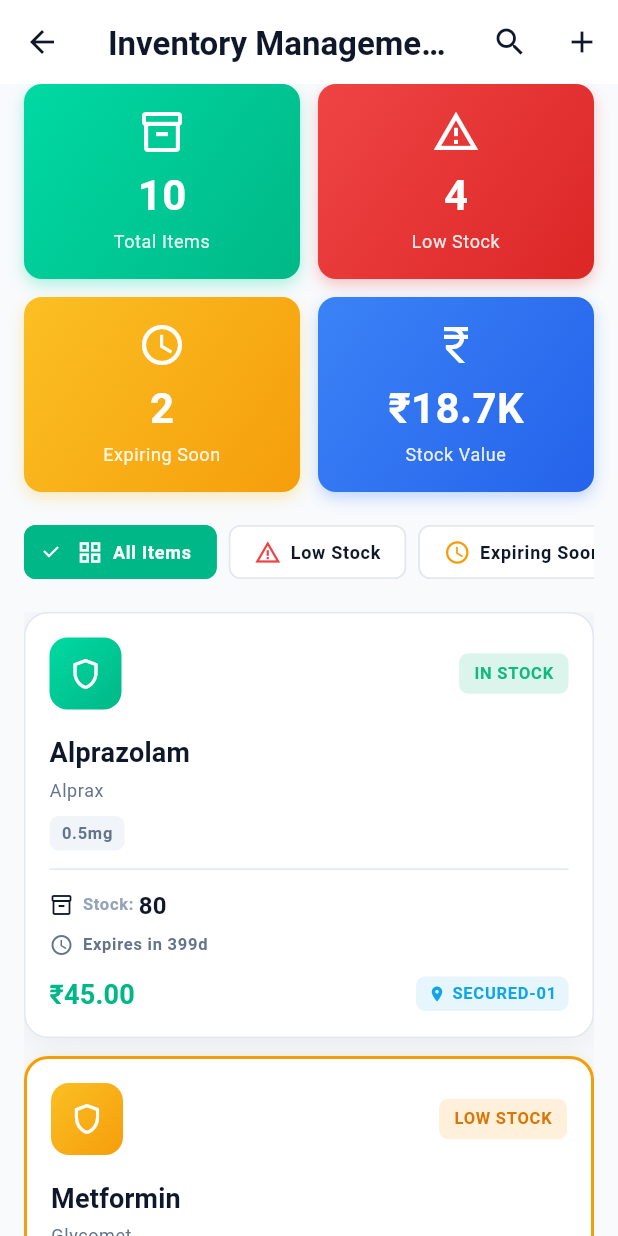
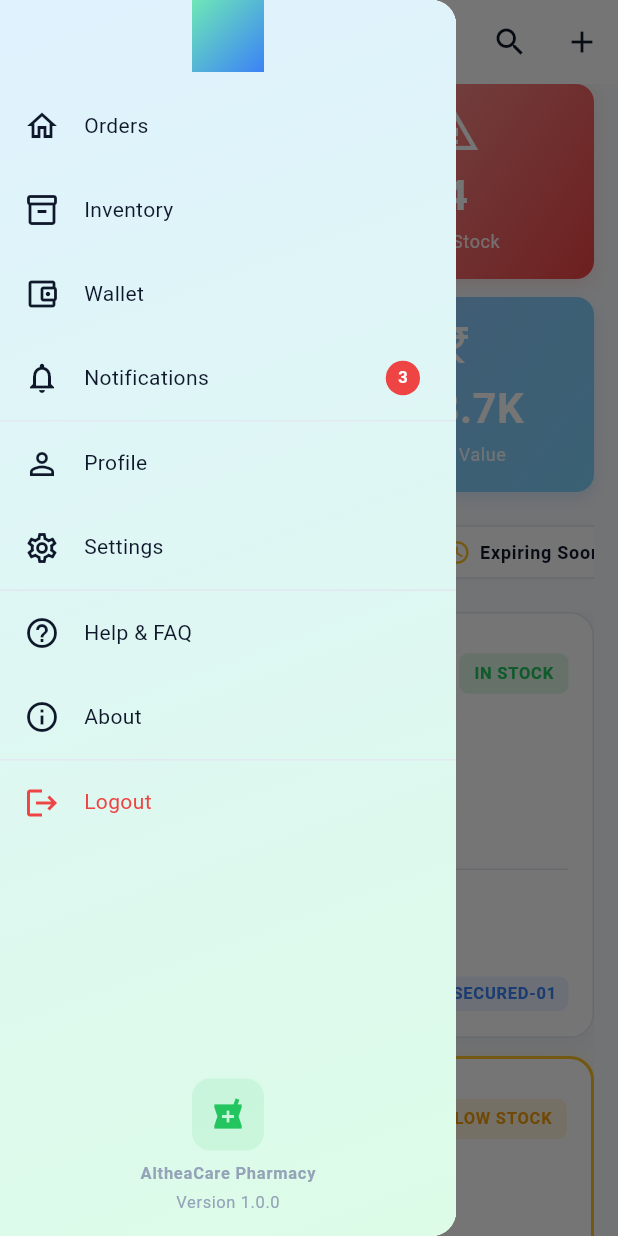
Before and after one commit to Dev-Ayan-Dasgupta/flutter_althea_pharmacy, a Flutter app: the InventoryScreen screen opened by its route, with the side drawer open (before the commit the screen has no drawer), on a phone screen of 412 x 824 dp. Run offline on Flutter 3.47's test engine with Material 3 defaults, Android fonts, the phone set to English and light mode, and no system bars; our stand-ins replace dartz, flutter_riverpod, freezed_annotation, go_router, google_fonts, hive_flutter and 1 more; accounts and stored records are empty; generated files the repository leaves out were written again; Roboto replaces fonts that are missing (Baloo Bhaijaan 2).

Commit message:
updated grids to wrap

```diff
--- a/lib/core/theme/app_colors.dart
+++ b/lib/core/theme/app_colors.dart
@@ -3,36 +3,64 @@ import 'package:flutter/material.dart';
 class AppColors {
   AppColors._();
 
-  // ============ PRIMARY (Green - Healthcare Trust) ============
-  static const Color primaryLight = Color(0xFF00D9A3);
-  static const Color primaryDark = Color(0xFF00B887);
-  static const Color primaryGlow = Color(0xFF10B981);
+  // ============ PRIMARY (Softer Green) ============
+  static const Color primaryLight = Color(0xFF4ADE80); // Softer green
+  static const Color primaryDark = Color(0xFF22C55E);
+  static const Color primaryGlow = Color(0xFF86EFAC);
 
   static const LinearGradient primaryGradient = LinearGradient(
-    colors: [primaryLight, primaryDark],
+    colors: [Color(0xFF6EE7B7), Color(0xFF3B82F6)], // Mint to soft blue
     begin: Alignment.topLeft,
     end: Alignment.bottomRight,
   );
 
-  // ============ ACCENT (Blue - Professional Tech) ============
-  static const Color accentLight = Color(0xFF3B82F6);
-  static const Color accentDark = Color(0xFF2563EB);
-
-  static const LinearGradient accentGradient = LinearGradient(
-    colors: [accentLight, accentDark],
+  // Subtle variant for cards
+  static const LinearGradient primaryGradientSubtle = LinearGradient(
+    colors: [
+      Color(0xFFE0F2FE),
+      Color(0xFFDCFCE7),
+    ], // Very light blue to light green
     begin: Alignment.topLeft,
     end: Alignment.bottomRight,
   );
 
-  // ============ STATUS COLORS ============
-  static const Color success = Color(0xFF10B981);
-  static const Color successLight = Color(0xFFD1FAE5);
+  static const LinearGradient primaryGradientSubtleDark = LinearGradient(
+    colors: [Color(0xFF1E3A5F), Color(0xFF1E4D3F)], // Dark blue to dark green
+    begin: Alignment.topLeft,
+    end: Alignment.bottomRight,
+  );
 
-  static const Color warning = Color(0xFFF59E0B);
-  static const Color warningDark = Color(0xFFD97706);
+  // ============ ACCENT (Softer Blue) ============
+  static const Color accentLight = Color(0xFF60A5FA); // Softer blue
+  static const Color accentDark = Color(0xFF3B82F6);
+
+  static const LinearGradient accentGradient = LinearGradient(
+    colors: [Color(0xFF93C5FD), Color(0xFF7DD3FC)], // Light blue to sky
+    begin: Alignment.topLeft,
+    end: Alignment.bottomRight,
+  );
+
+  static const LinearGradient accentGradientSubtle = LinearGradient(
+    colors: [Color(0xFFDCEEFF), Color(0xFFE0F2FE)], // Very light blue shades
+    begin: Alignment.topLeft,
+    end: Alignment.bottomRight,
+  );
+
+  // ============ STATUS COLORS (Softer) ============
+  static const Color success = Color(0xFF22C55E);
+  static const Color successLight = Color(0xFFBBF7D0);
+
+  static const LinearGradient successGradient = LinearGradient(
+    colors: [Color(0xFF86EFAC), Color(0xFF6EE7B7)],
+    begin: Alignment.topLeft,
+    end: Alignment.bottomRight,
+  );
+
+  static const Color warning = Color(0xFFFBBF24);
+  static const Color warningDark = Color(0xFFF59E0B);
 
   static const LinearGradient warningGradient = LinearGradient(
-    colors: [Color(0xFFFBBF24), Color(0xFFF59E0B)],
+    colors: [Color(0xFFFDE68A), Color(0xFFFBBF24)],
     begin: Alignment.topLeft,
     end: Alignment.bottomRight,
   );
@@ -41,20 +69,20 @@ class AppColors {
   static const Color errorDark = Color(0xFFDC2626);
 
   static const LinearGradient errorGradient = LinearGradient(
-    colors: [error, errorDark],
+    colors: [Color(0xFFFCA5A5), Color(0xFFEF4444)],
     begin: Alignment.topLeft,
     end: Alignment.bottomRight,
   );
 
-  static const Color info = Color(0xFF0EA5E9);
+  static const Color info = Color(0xFF3B82F6);
   static const Color infoLight = Color(0xFFDBEAFE);
 
-  // Amber (Critical Orders)
+  // Amber (Critical Orders) - Softer
   static const Color amber = Color(0xFFFBBF24);
   static const Color amberDark = Color(0xFFF59E0B);
 
   static const LinearGradient amberGradient = LinearGradient(
-    colors: [amber, amberDark],
+    colors: [Color(0xFFFDE68A), Color(0xFFFBBF24)],
     begin: Alignment.topLeft,
     end: Alignment.bottomRight,
   );
@@ -86,19 +114,32 @@ class AppColors {
   // ============ SHADOWS ============
   static List<BoxShadow> softShadowLight = [
     BoxShadow(
-      color: const Color(0xFF0F172A).withValues(alpha: 0.08),
-      blurRadius: 24,
+      color: const Color(0xFF0F172A).withValues(alpha: 0.06),
+      blurRadius: 20,
       offset: const Offset(0, 4),
     ),
   ];
 
   static List<BoxShadow> softShadowDark = [
     BoxShadow(
-      color: Colors.black.withValues(alpha: 0.3),
-      blurRadius: 24,
+      color: Colors.black.withValues(alpha: 0.2),
+      blurRadius: 20,
       offset: const Offset(0, 4),
     ),
   ];
+
+  // ============ CARD GRADIENTS (Very Subtle) ============
+  static LinearGradient cardGradientLight = const LinearGradient(
+    colors: [Color(0xFFFFFFFF), Color(0xFFF8FAFC)],
+    begin: Alignment.topLeft,
+    end: Alignment.bottomRight,
+  );
+
+  static LinearGradient cardGradientDark = const LinearGradient(
+    colors: [Color(0xFF1E293B), Color(0xFF0F172A)],
+    begin: Alignment.topLeft,
+    end: Alignment.bottomRight,
+  );
 
   // ============ GRADIENT OVERLAYS ============
   static const LinearGradient shimmerGradient = LinearGradient(
--- a/lib/features/inventory/presentation/screens/inventory_screen.dart
+++ b/lib/features/inventory/presentation/screens/inventory_screen.dart
@@ -3,6 +3,7 @@ import 'package:flutter_riverpod/flutter_riverpod.dart';
 import '../../../../core/theme/app_colors.dart';
 import '../../../../core/theme/app_typography.dart';
 import '../../../../core/utils/responsive.dart';
+import '../../../orders/presentation/widgets/export.dart';
 import '../providers/inventory_provider.dart';
 import '../providers/inventory_state.dart';
 import '../widgets/export.dart';
@@ -27,6 +28,7 @@ class _InventoryScreenState extends ConsumerState<InventoryScreen> {
 
     return Scaffold(
       backgroundColor: Theme.of(context).scaffoldBackgroundColor,
+      drawer: Responsive.isMobile(context) ? const AppDrawer() : null,
       appBar: AppBar(
         title: Text(
           'Inventory Management',
@@ -191,18 +193,17 @@ class _InventoryScreenState extends ConsumerState<InventoryScreen> {
   }
 
   Widget _buildGridLayout(List items, int crossAxisCount) {
-    return GridView.builder(
-      padding: const EdgeInsets.only(bottom: 16),
-      gridDelegate: SliverGridDelegateWithFixedCrossAxisCount(
-        crossAxisCount: crossAxisCount,
-        childAspectRatio: 0.85,
-        crossAxisSpacing: 16,
-        mainAxisSpacing: 16,
-      ),
-      itemCount: items.length,
-      itemBuilder: (context, index) {
-        return InventoryItemCard(item: items[index]);
-      },
+    return Wrap(
+      spacing: 16,
+      runSpacing: 16,
+      children: items.map((item) {
+        return SizedBox(
+          width:
+              (MediaQuery.of(context).size.width - (crossAxisCount + 1) * 16) /
+              crossAxisCount,
+          child: InventoryItemCard(item: item),
+        );
+      }).toList(),
     );
   }
 
--- /dev/null
+++ b/lib/features/orders/presentation/widgets/app_drawer.dart
@@ -0,0 +1,298 @@
+import 'package:flutter/material.dart';
+import 'package:flutter_riverpod/flutter_riverpod.dart';
+import 'package:go_router/go_router.dart';
+import '../../../../core/theme/app_colors.dart';
+import '../../../../core/theme/app_typography.dart';
+import '../../../auth/presentation/providers/auth_provider.dart';
+import '../../../auth/presentation/providers/auth_state.dart';
+
+class AppDrawer extends ConsumerWidget {
+  const AppDrawer({super.key});
+
+  @override
+  Widget build(BuildContext context, WidgetRef ref) {
+    final authState = ref.watch(authProvider);
+    final isDark = Theme.of(context).brightness == Brightness.dark;
+
+    return Drawer(
+      child: Container(
+        decoration: BoxDecoration(
+          gradient: isDark
+              ? AppColors.primaryGradientSubtleDark
+              : AppColors.primaryGradientSubtle,
+        ),
+        child: SafeArea(
+          child: Column(
+            children: [
+              // Header
+              Container(
+                padding: const EdgeInsets.all(24),
+                decoration: BoxDecoration(gradient: AppColors.primaryGradient),
+                child: authState.maybeWhen(
+                  authenticated: (user) => Column(
+                    children: [
+                      CircleAvatar(
+                        radius: 40,
+                        backgroundColor: Colors.white.withValues(alpha: 0.3),
+                        child: const Icon(
+                          Icons.person,
+                          size: 40,
+                          color: Colors.white,
+                        ),
+                      ),
+                      const SizedBox(height: 16),
+                      Text(
+                        user.name,
+                        style: AppTypography.titleLarge(Colors.white),
+                        textAlign: TextAlign.center,
+                      ),
+                      const SizedBox(height: 4),
+                      Text(
+                        user.pharmacyName,
+                        style: AppTypography.bodyMedium(
+                          Colors.white.withValues(alpha: 0.9),
+                        ),
+                        textAlign: TextAlign.center,
+                      ),
+                    ],
+                  ),
+                  orElse: () => const SizedBox.shrink(),
+                ),
+              ),
+
+              // Menu Items
+              Expanded(
+                child: ListView(
+                  padding: const EdgeInsets.symmetric(vertical: 8),
+                  children: [
+                    _buildDrawerItem(
+                      context,
+                      icon: Icons.home_outlined,
+                      title: 'Orders',
+                      onTap: () {
+                        context.go('/home');
+                        Navigator.pop(context);
+                      },
+                      isDark: isDark,
+                    ),
+                    _buildDrawerItem(
+                      context,
+                      icon: Icons.inventory_2_outlined,
+                      title: 'Inventory',
+                      onTap: () {
+                        context.go('/home/inventory');
+                        Navigator.pop(context);
+                      },
+                      isDark: isDark,
+                    ),
+                    _buildDrawerItem(
+                      context,
+                      icon: Icons.account_balance_wallet_outlined,
+                      title: 'Wallet',
+                      onTap: () {
+                        context.go('/home/wallet');
+                        Navigator.pop(context);
+                      },
+                      isDark: isDark,
+                    ),
+                    _buildDrawerItem(
+                      context,
+                      icon: Icons.notifications_outlined,
+                      title: 'Notifications',
+                      badge: '3',
+                      onTap: () {
+                        context.go('/home/notifications');
+                        Navigator.pop(context);
+                      },
+                      isDark: isDark,
+                    ),
+
+                    const Divider(),
+
+                    _buildDrawerItem(
+                      context,
+                      icon: Icons.person_outline,
+                      title: 'Profile',
+                      onTap: () {
+                        context.go('/home/profile');
+                        Navigator.pop(context);
+                      },
+                      isDark: isDark,
+                    ),
+                    _buildDrawerItem(
+                      context,
+                      icon: Icons.settings_outlined,
+                      title: 'Settings',
+                      onTap: () {
+                        context.go('/home/settings');
+                        Navigator.pop(context);
+                      },
+                      isDark: isDark,
+                    ),
+
+                    const Divider(),
+
+                    _buildDrawerItem(
+                      context,
+                      icon: Icons.help_outline,
+                      title: 'Help & FAQ',
+                      onTap: () {
+                        context.go('/home/faq');
+                        Navigator.pop(context);
+                      },
+                      isDark: isDark,
+                    ),
+                    _buildDrawerItem(
+                      context,
+                      icon: Icons.info_outline,
+                      title: 'About',
+                      onTap: () {
+                        context.go('/home/about');
+                        Navigator.pop(context);
+                      },
+                      isDark: isDark,
+                    ),
+
+                    const Divider(),
+
+                    _buildDrawerItem(
+                      context,
+                      icon: Icons.logout,
+                      title: 'Logout',
+                      onTap: () => _showLogoutDialog(context, ref),
+                      isDark: isDark,
+                      isDestructive: true,
+                    ),
+                  ],
+                ),
+              ),
+
+              // App Version
+              Padding(
+                padding: const EdgeInsets.all(16),
+                child: Column(
+                  children: [
+                    Container(
+                      width: 48,
+                      height: 48,
+                      decoration: BoxDecoration(
+                        color: isDark
+                            ? Colors.white.withValues(alpha: 0.1)
+                            : AppColors.primaryDark.withValues(alpha: 0.1),
+                        borderRadius: BorderRadius.circular(12),
+                      ),
+                      child: Icon(
+                        Icons.local_pharmacy,
+                        color: isDark ? Colors.white70 : AppColors.primaryDark,
+                      ),
+                    ),
+                    const SizedBox(height: 8),
+                    Text(
+                      'AltheaCare Pharmacy',
+                      style: AppTypography.labelSmall(
+                        isDark
+                            ? AppColors.textTertiaryDark
+                            : AppColors.textTertiaryLight,
+                      ),
+                    ),
+                    const SizedBox(height: 4),
+                    Text(
+                      'Version 1.0.0',
+                      style: AppTypography.caption(
+                        isDark
+                            ? AppColors.textTertiaryDark
+                            : AppColors.textTertiaryLight,
+                      ),
+                    ),
+                  ],
+                ),
+              ),
+            ],
+          ),
+        ),
+      ),
+    );
+  }
+
+  Widget _buildDrawerItem(
+    BuildContext context, {
+    required IconData icon,
+    required String title,
+    required VoidCallback onTap,
+    required bool isDark,
+    String? badge,
+    bool isDestructive = false,
+  }) {
+    return ListTile(
+      leading: Icon(
+        icon,
+        color: isDestructive
+            ? AppColors.error
+            : (isDark ? AppColors.textPrimaryDark : AppColors.textPrimaryLight),
+      ),
+      title: Text(
+        title,
+        style: AppTypography.bodyMedium(
+          isDestructive
+              ? AppColors.error
+              : (isDark
+                    ? AppColors.textPrimaryDark
+                    : AppColors.textPrimaryLight),
+        ),
+      ),
+      trailing: badge != null
+          ? Container(
+              padding: const EdgeInsets.symmetric(horizontal: 8, vertical: 4),
+              decoration: BoxDecoration(
+                color: AppColors.error,
+                borderRadius: BorderRadius.circular(12),
+              ),
+              child: Text(badge, style: AppTypography.labelSmall(Colors.white)),
+            )
+          : null,
+      onTap: onTap,
+    );
+  }
+
+  void _showLogoutDialog(BuildContext context, WidgetRef ref) {
+    showDialog(
+      context: context,
+      builder: (context) => AlertDialog(
+        title: Row(
+          children: [
+            Icon(Icons.logout, color: AppColors.error),
+            const SizedBox(width: 12),
+            Text(
+              'Logout',
+              style: AppTypography.titleLarge(
+                Theme.of(context).textTheme.titleLarge!.color!,
+              ),
+            ),
+          ],
+        ),
+        content: Text(
+          'Are you sure you want to logout?',
+          style: AppTypography.bodyMedium(
+            Theme.of(context).textTheme.bodyMedium!.color!,
+          ),
+        ),
+        actions: [
+          TextButton(
+            onPressed: () => Navigator.pop(context),
+            child: const Text('Cancel'),
+          ),
+          ElevatedButton(
+            onPressed: () {
+              Navigator.pop(context); // Close dialog
+              Navigator.pop(context); // Close drawer
+              ref.read(authProvider.notifier).logout();
+              context.go('/login');
+            },
+            style: ElevatedButton.styleFrom(backgroundColor: AppColors.error),
+            child: const Text('Logout'),
+          ),
+        ],
+      ),
+    );
+  }
+}
--- a/lib/features/wallet/presentation/screens/wallet_screen.dart
+++ b/lib/features/wallet/presentation/screens/wallet_screen.dart
@@ -4,6 +4,7 @@ import 'package:flutter_riverpod/flutter_riverpod.dart';
 import '../../../../core/theme/app_colors.dart';
 import '../../../../core/theme/app_typography.dart';
 import '../../../../core/utils/responsive.dart';
+import '../../../orders/presentation/widgets/export.dart';
 import '../providers/wallet_provider.dart';
 import '../providers/wallet_state.dart';
 import '../widgets/export.dart';
@@ -27,6 +28,7 @@ class _WalletScreenState extends ConsumerState<WalletScreen> {
 
     return Scaffold(
       backgroundColor: Theme.of(context).scaffoldBackgroundColor,
+      drawer: Responsive.isMobile(context) ? const AppDrawer() : null,
       appBar: AppBar(
         title: Text(
           'Wallet & Earnings',
```
Also changed, not shown: lib/features/orders/presentation/screens/orders_queue_screen.dart (+12 -11 lines), lib/features/orders/presentation/widgets/export.dart (+6 -5 lines), lib/features/orders/presentation/widgets/orders_header.dart (+143 -68 lines).
